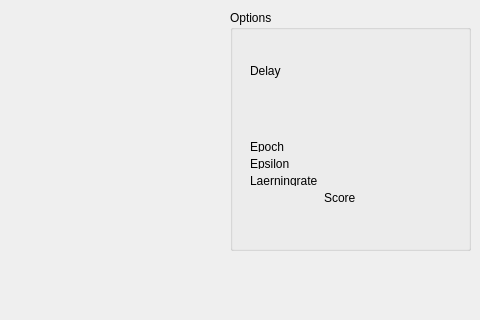
Above: mainwindow.ui from Elliot-Kolhi/sfml_implement before the change; both pictures show x 420 to 900 and y 0 to 320 of the 900 by 660 pixel window. Below: the same form after it.
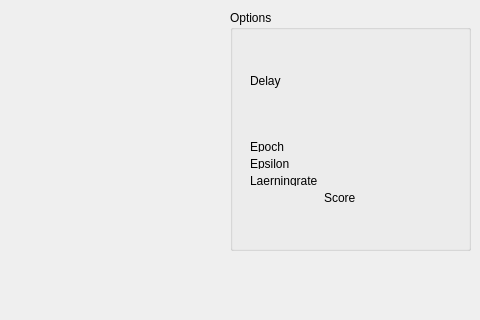
That is the form after the change.

Commit message: moved a ui element downa little

```diff
--- a/mainwindow.ui
+++ b/mainwindow.ui
@@ -30,7 +30,7 @@
      <property name="geometry">
       <rect>
        <x>20</x>
-       <y>50</y>
+       <y>60</y>
        <width>71</width>
        <height>21</height>
       </rect>
```
Left out of the diff: 2 changed lines with no effect on the pictures.
